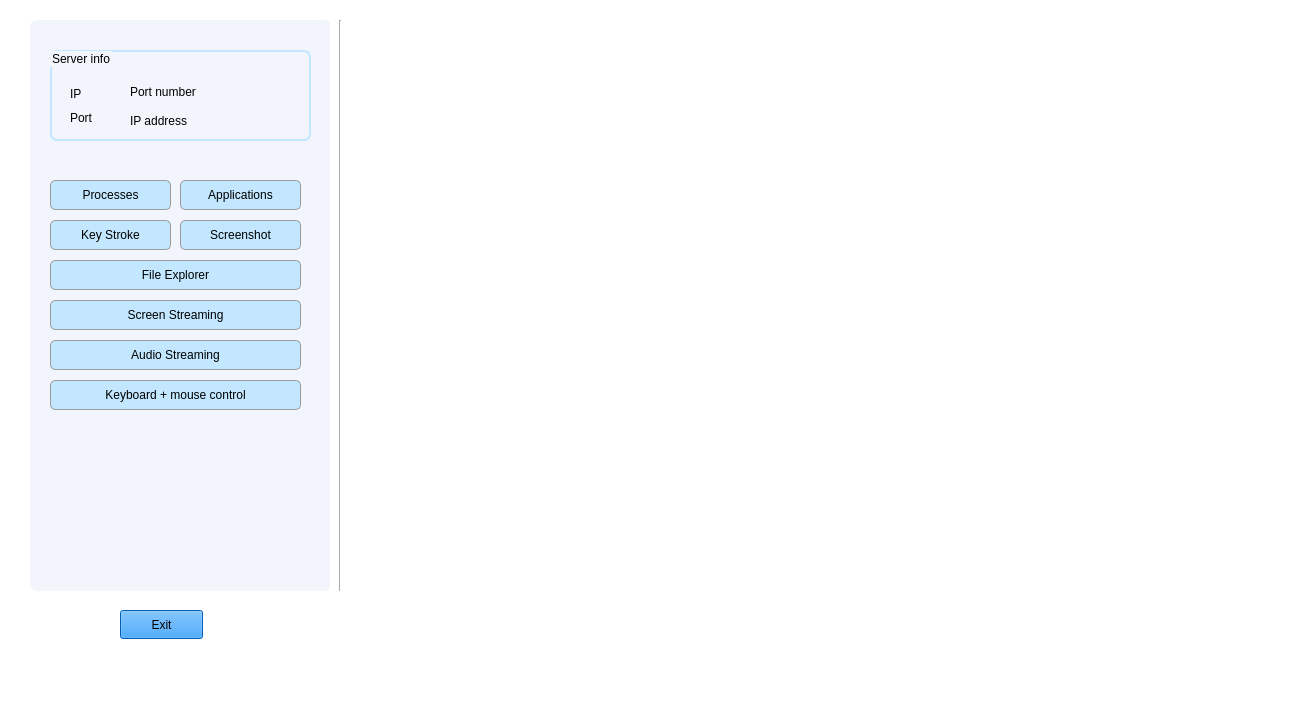
hdkhang6803/PC_Remote_Control, file clientWindow.ui: the form before one commit.
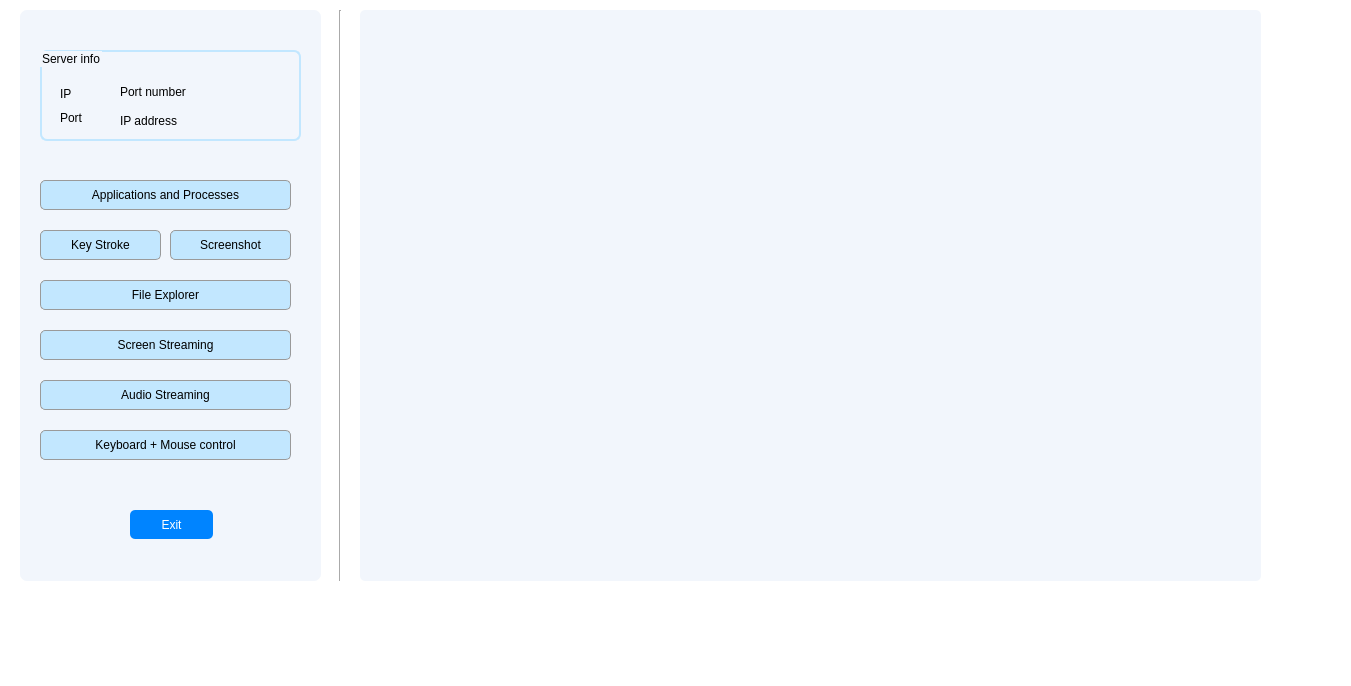
The form after the commit.

Commit message: push again for Hoang, no include

```diff
--- a/clientWindow.ui
+++ b/clientWindow.ui
@@ -6,22 +6,22 @@
    <rect>
     <x>0</x>
     <y>0</y>
-    <width>1296</width>
-    <height>711</height>
+    <width>1351</width>
+    <height>686</height>
    </rect>
   </property>
   <property name="windowTitle">
    <string>MainWindow</string>
   </property>
   <property name="styleSheet">
-   <string notr="true">background: #ffffff;</string>
+   <string notr="true">background-color: #ffffff;</string>
   </property>
   <widget class="QWidget" name="centralwidget">
    <widget class="QWidget" name="widget" native="true">
     <property name="geometry">
      <rect>
-      <x>30</x>
-      <y>20</y>
+      <x>20</x>
+      <y>10</y>
       <width>301</width>
       <height>571</height>
      </rect>
@@ -34,7 +34,7 @@
      <property name="geometry">
       <rect>
        <x>20</x>
-       <y>30</y>
+       <y>40</y>
        <width>261</width>
        <height>91</height>
       </rect>
@@ -117,31 +117,12 @@
       </property>
      </widget>
     </widget>
-    <widget class="QPushButton" name="processButton_1">
-     <property name="geometry">
-      <rect>
-       <x>20</x>
-       <y>160</y>
-       <width>121</width>
-       <height>30</height>
-      </rect>
-     </property>
-     <property name="styleSheet">
-      <string notr="true">font: 600 9pt &quot;UTM Avo&quot; ;
-background: #C2E7FF;
-border:  1px solid rgb(154, 154, 154);
-border-radius: 5px;</string>
-     </property>
-     <property name="text">
-      <string>Processes</string>
-     </property>
-    </widget>
     <widget class="QPushButton" name="processButton_2">
      <property name="geometry">
       <rect>
-       <x>150</x>
-       <y>160</y>
-       <width>121</width>
+       <x>20</x>
+       <y>170</y>
+       <width>251</width>
        <height>30</height>
       </rect>
      </property>
@@ -152,14 +133,14 @@
 border-radius: 5px;</string>
      </property>
      <property name="text">
-      <string>Applications</string>
+      <string>Applications and Processes</string>
      </property>
     </widget>
     <widget class="QPushButton" name="processButton_3">
      <property name="geometry">
       <rect>
        <x>20</x>
-       <y>200</y>
+       <y>220</y>
        <width>121</width>
        <height>30</height>
       </rect>
@@ -178,7 +159,7 @@
      <property name="geometry">
       <rect>
        <x>150</x>
-       <y>200</y>
+       <y>220</y>
        <width>121</width>
        <height>30</height>
       </rect>
@@ -197,7 +178,7 @@
      <property name="geometry">
       <rect>
        <x>20</x>
-       <y>240</y>
+       <y>270</y>
        <width>251</width>
        <height>30</height>
       </rect>
@@ -216,7 +197,7 @@
      <property name="geometry">
       <rect>
        <x>20</x>
-       <y>280</y>
+       <y>320</y>
        <width>251</width>
        <height>30</height>
       </rect>
@@ -235,7 +216,7 @@
      <property name="geometry">
       <rect>
        <x>20</x>
-       <y>320</y>
+       <y>370</y>
        <width>251</width>
        <height>30</height>
       </rect>
@@ -254,7 +235,7 @@
      <property name="geometry">
       <rect>
        <x>20</x>
-       <y>360</y>
+       <y>420</y>
        <width>251</width>
        <height>30</height>
       </rect>
@@ -266,32 +247,54 @@
 border-radius: 5px;</string>
      </property>
      <property name="text">
-      <string>Keyboard + mouse control</string>
+      <string>Keyboard + Mouse control</string>
+     </property>
+    </widget>
+    <widget class="QPushButton" name="exitButton">
+     <property name="geometry">
+      <rect>
+       <x>110</x>
+       <y>500</y>
+       <width>83</width>
+       <height>29</height>
+      </rect>
+     </property>
+     <property name="styleSheet">
+      <string notr="true">font: 600 9pt &quot;UTM Avo&quot; ;
+background-color: rgb(0, 132, 255);
+border-radius: 5px;
+color: #ffffff;</string>
+     </property>
+     <property name="text">
+      <string>Exit</string>
      </property>
     </widget>
    </widget>
-   <widget class="QPushButton" name="exitButton">
+   <widget class="QWidget" name="widget_2" native="true">
     <property name="geometry">
      <rect>
-      <x>120</x>
-      <y>610</y>
-      <width>83</width>
-      <height>29</height>
+      <x>360</x>
+      <y>10</y>
+      <width>901</width>
+      <height>571</height>
      </rect>
     </property>
+    <property name="sizePolicy">
+     <sizepolicy hsizetype="Expanding" vsizetype="Expanding">
+      <horstretch>0</horstretch>
+      <verstretch>0</verstretch>
+     </sizepolicy>
+    </property>
     <property name="styleSheet">
-     <string notr="true">font: 600 9pt &quot;UTM Avo&quot; ;
-background-color: rgb(0, 132, 255);</string>
-    </property>
-    <property name="text">
-     <string>Exit</string>
+     <string notr="true">border-radius: 5px;
+background-color: #F2F6FC;</string>
     </property>
    </widget>
    <widget class="Line" name="line">
     <property name="geometry">
      <rect>
       <x>330</x>
-      <y>20</y>
+      <y>10</y>
       <width>20</width>
       <height>571</height>
      </rect>
@@ -300,16 +303,6 @@
      <enum>Qt::Vertical</enum>
     </property>
    </widget>
-   <widget class="QWidget" name="widget_2" native="true">
-    <property name="geometry">
-     <rect>
-      <x>360</x>
-      <y>20</y>
-      <width>911</width>
-      <height>611</height>
-     </rect>
-    </property>
-   </widget>
   </widget>
   <widget class="QMenuBar" name="menubar">
    <property name="geometry">
```
Left out of the diff: 6 changed lines with no effect on the pictures. The commit also changes 23 other files.
